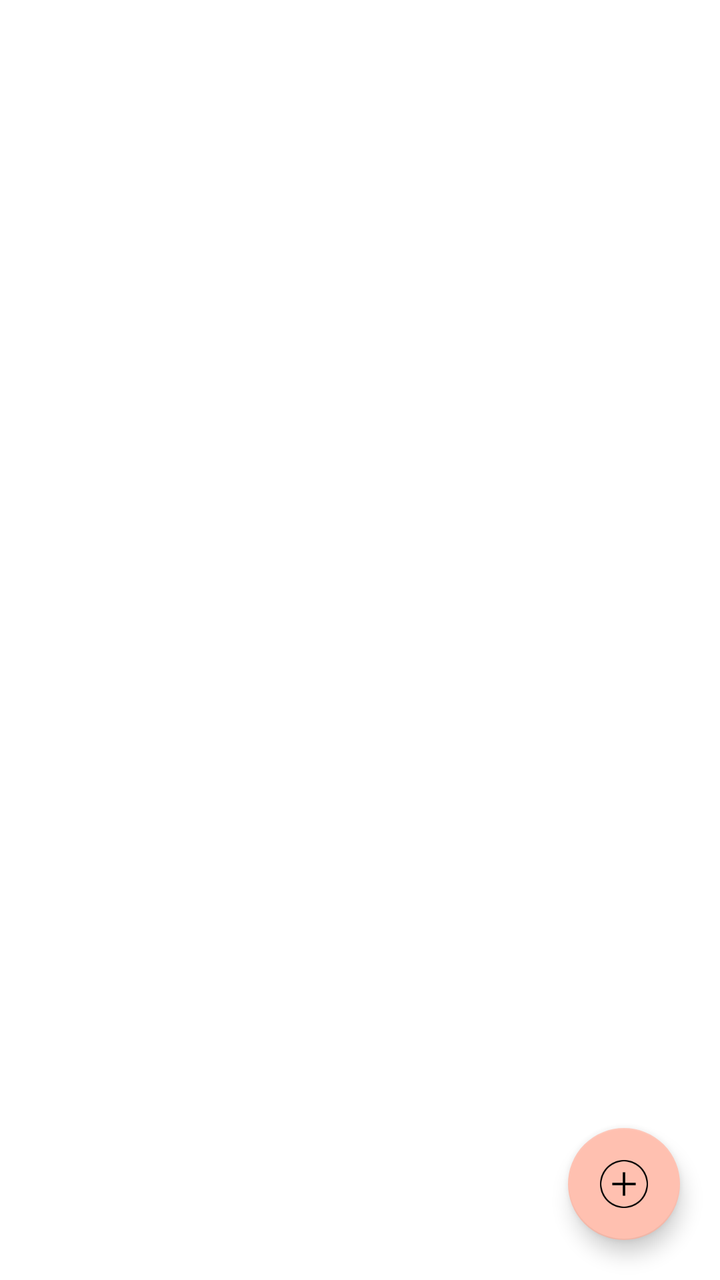
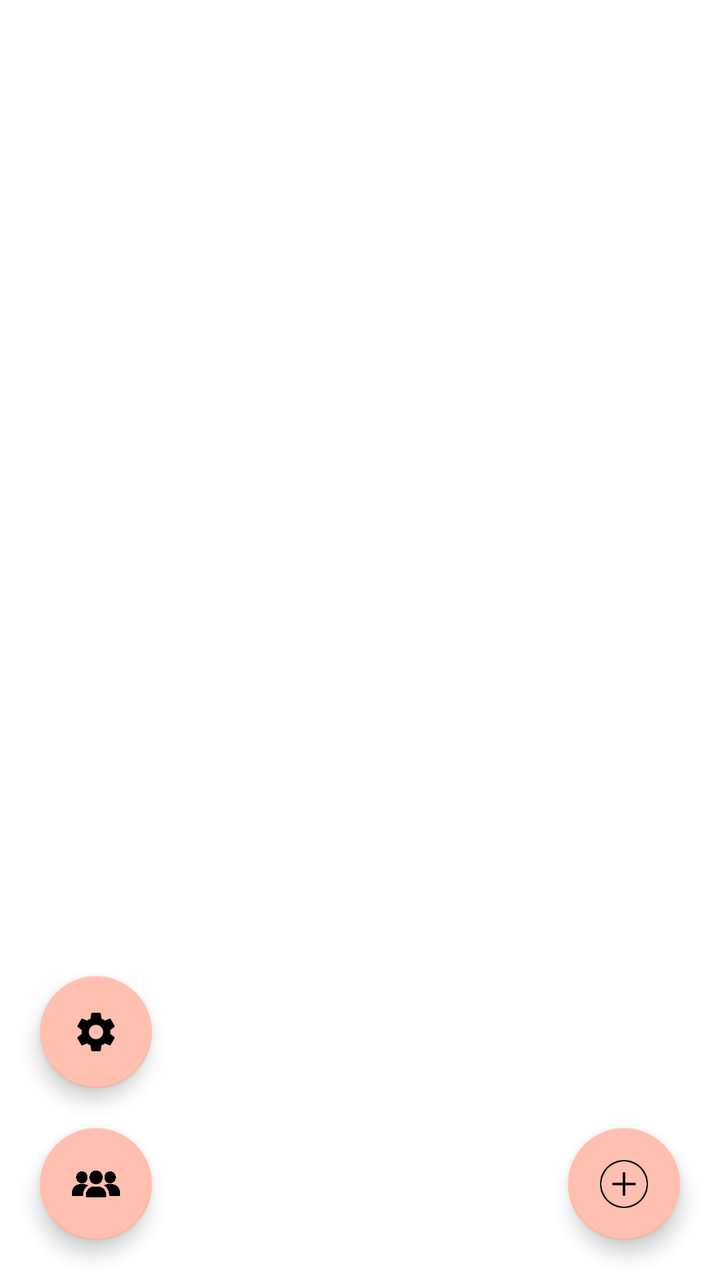

The first picture is an Android layout as it rendered before a commit; the second is the same layout after the commit. The layout source and the unified diff follow.
<!-- AndroidManifest.xml: activity theme Theme.Tasqr_NoToolBar -->
<!-- res/layout/activity_subtasks.xml -->
<?xml version="1.0" encoding="utf-8"?>
<RelativeLayout
    xmlns:android="http://schemas.android.com/apk/res/android"
    xmlns:app="http://schemas.android.com/apk/res-auto"
    android:layout_width="match_parent"
    android:layout_height="match_parent">

   <ListView
       android:id="@+id/subTaskList"
       android:layout_width="match_parent"
       android:layout_height="match_parent"
       android:choiceMode="multipleChoice"/>

   <androidx.constraintlayout.widget.ConstraintLayout
       android:layout_width="match_parent"
       android:layout_height="match_parent">

      <com.google.android.material.floatingactionbutton.FloatingActionButton
          android:id="@+id/addSubTaskButton"
          android:layout_width="wrap_content"
          android:layout_height="wrap_content"
          android:layout_marginEnd="20dp"
          android:layout_marginBottom="20dp"
          app:layout_constraintBottom_toBottomOf="parent"
          app:layout_constraintEnd_toEndOf="parent"
          app:srcCompat="@drawable/addprojectbutton"
          app:backgroundTint="@color/text_color"
          app:rippleColor="@color/tasqr_yellow"/>

      <Button
          android:id="@+id/saveSubTaskChangesButton"
          android:layout_width="wrap_content"
          android:layout_height="wrap_content"
          android:layout_marginBottom="20dp"
          android:backgroundTint="@color/tasqr_purple"
          android:text="SAVE CHANGES"
          android:textColor="@color/alt_text_color"
          app:layout_constraintBottom_toBottomOf="parent"
          app:layout_constraintEnd_toEndOf="parent"
          app:layout_constraintStart_toStartOf="parent"
          android:visibility="gone"/>

   </androidx.constraintlayout.widget.ConstraintLayout>

</RelativeLayout>
<!-- resources referenced by this layout -->
<resources>
  <color name="alt_text_color">#FFF2DC</color>
  <color name="tasqr_purple">#30093D</color>
  <color name="tasqr_yellow">#FFD900</color>
  <color name="text_color">#FFC0B0</color>
  <!-- drawable addprojectbutton: png bitmap (drawable, 3194 bytes) -->
  <style name="Theme.Tasqr_NoToolBar" parent="Theme.MaterialComponents.Light.NoActionBar">
          
          <item name="colorPrimary">@color/tasqr_yellow</item>
          <item name="colorPrimaryVariant">@color/purple_700</item>
          <item name="colorOnPrimary">@color/white</item>
          
          <item name="colorSecondary">@color/teal_200</item>
          <item name="colorSecondaryVariant">@color/teal_700</item>
          <item name="colorOnSecondary">@color/black</item>
          
          <item name="android:statusBarColor">@color/status_bar_color</item>
          
      </style>
  <color name="purple_700">#FF3700B3</color>
  <color name="white">#FFFFFFFF</color>
  <color name="teal_200">#FF03DAC5</color>
  <color name="teal_700">#FF018786</color>
  <color name="black">#FF000000</color>
  <color name="status_bar_color">#070C36</color>
</resources>

<!-- the commit's change to res/layout/activity_subtasks.xml (unified diff, before → after) -->
@@ -27,6 +27,30 @@
           app:backgroundTint="@color/text_color"
           app:rippleColor="@color/tasqr_yellow"/>
 
+      <com.google.android.material.floatingactionbutton.FloatingActionButton
+          android:id="@+id/workerListButton"
+          android:layout_width="wrap_content"
+          android:layout_height="wrap_content"
+          android:layout_marginStart="20dp"
+          android:layout_marginBottom="20dp"
+          app:backgroundTint="@color/text_color"
+          app:layout_constraintBottom_toBottomOf="parent"
+          app:layout_constraintStart_toStartOf="parent"
+          app:rippleColor="@color/tasqr_yellow"
+          app:srcCompat="@drawable/people" />
+
+      <com.google.android.material.floatingactionbutton.FloatingActionButton
+          android:id="@+id/workerSettingsButton"
+          android:layout_width="wrap_content"
+          android:layout_height="wrap_content"
+          android:layout_marginStart="20dp"
+          android:layout_marginBottom="20dp"
+          app:backgroundTint="@color/text_color"
+          app:layout_constraintBottom_toTopOf="@id/workerListButton"
+          app:layout_constraintStart_toStartOf="parent"
+          app:rippleColor="@color/tasqr_yellow"
+          app:srcCompat="@drawable/ic_baseline_settings_24" />
+
       <Button
           android:id="@+id/saveSubTaskChangesButton"
           android:layout_width="wrap_content"
<!-- resource entries referenced after the edit -->
@@ -5,6 +5,18 @@
   <color name="tasqr_yellow">#FFD900</color>
   <color name="text_color">#FFC0B0</color>
   <!-- drawable addprojectbutton: png bitmap (drawable, 3194 bytes) -->
+  <!-- drawable ic_baseline_settings_24 (drawable) -->
+  <vector xmlns:android="http://schemas.android.com/apk/res/android"
+      android:width="24dp"
+      android:height="24dp"
+      android:viewportWidth="24"
+      android:viewportHeight="24"
+      android:tint="?attr/colorControlNormal">
+    <path
+        android:fillColor="@android:color/white"
+        android:pathData="M19.14,12.94c0.04,-0.3 0.06,-0.61 0.06,-0.94c0,-0.32 -0.02,-0.64 -0.07,-0.94l2.03,-1.58c0.18,-0.14 0.23,-0.41 0.12,-0.61l-1.92,-3.32c-0.12,-0.22 -0.37,-0.29 -0.59,-0.22l-2.39,0.96c-0.5,-0.38 -1.03,-0.7 -1.62,-0.94L14.4,2.81c-0.04,-0.24 -0.24,-0.41 -0.48,-0.41h-3.84c-0.24,0 -0.43,0.17 -0.47,0.41L9.25,5.35C8.66,5.59 8.12,5.92 7.63,6.29L5.24,5.33c-0.22,-0.08 -0.47,0 -0.59,0.22L2.74,8.87C2.62,9.08 2.66,9.34 2.86,9.48l2.03,1.58C4.84,11.36 4.8,11.69 4.8,12s0.02,0.64 0.07,0.94l-2.03,1.58c-0.18,0.14 -0.23,0.41 -0.12,0.61l1.92,3.32c0.12,0.22 0.37,0.29 0.59,0.22l2.39,-0.96c0.5,0.38 1.03,0.7 1.62,0.94l0.36,2.54c0.05,0.24 0.24,0.41 0.48,0.41h3.84c0.24,0 0.44,-0.17 0.47,-0.41l0.36,-2.54c0.59,-0.24 1.13,-0.56 1.62,-0.94l2.39,0.96c0.22,0.08 0.47,0 0.59,-0.22l1.92,-3.32c0.12,-0.22 0.07,-0.47 -0.12,-0.61L19.14,12.94zM12,15.6c-1.98,0 -3.6,-1.62 -3.6,-3.6s1.62,-3.6 3.6,-3.6s3.6,1.62 3.6,3.6S13.98,15.6 12,15.6z"/>
+  </vector>
+  <!-- drawable people: png bitmap (drawable, 13078 bytes) -->
   <style name="Theme.Tasqr_NoToolBar" parent="Theme.MaterialComponents.Light.NoActionBar">
           
           <item name="colorPrimary">@color/tasqr_yellow</item>
